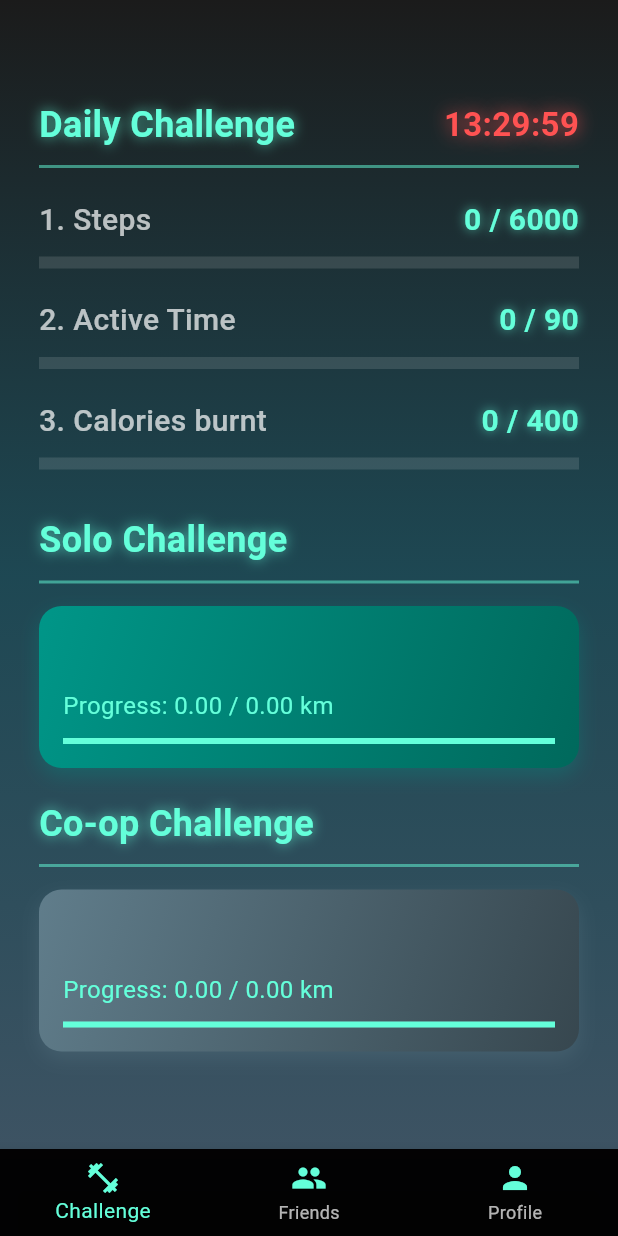
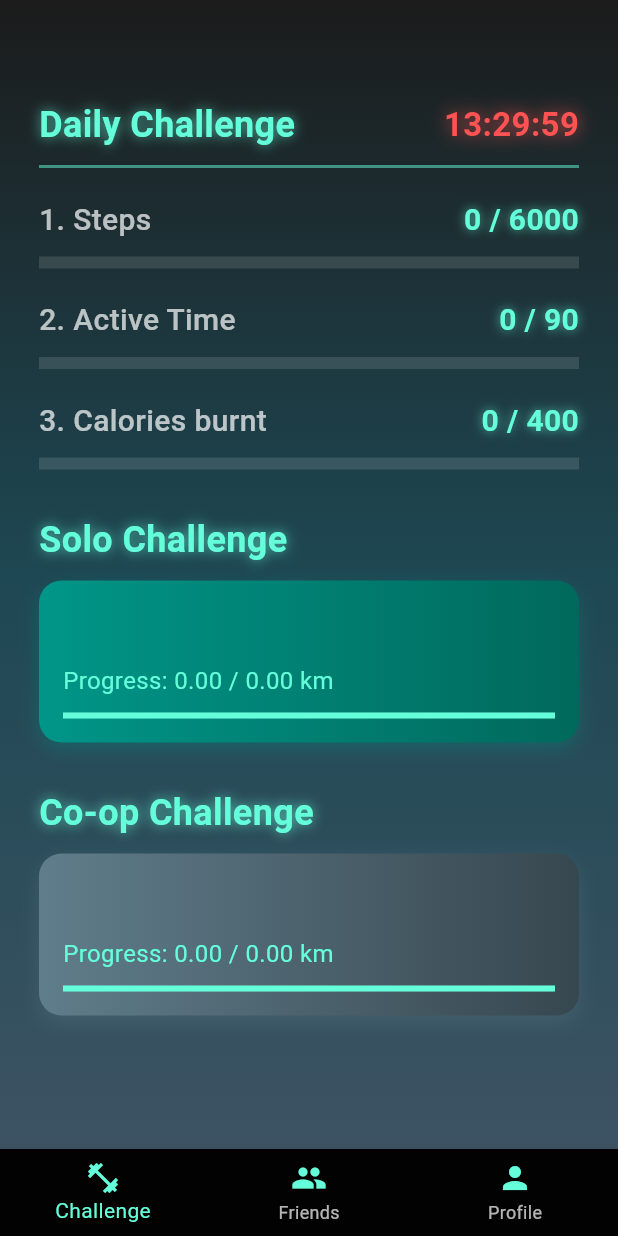
Before and after one commit to 4arif401/rankupfcc, a Flutter app: the ChallengePage screen opened directly, on a phone screen of 412 x 824 dp. Run offline on Flutter 3.47's test engine with Material 3 defaults, Android fonts, the phone set to English and light mode, and no system bars; our stand-ins replace cloud_firestore, firebase_auth, firebase_core, geolocator, pedometer; accounts and stored records are empty.

Commit message:
updated page challenge

```diff
--- a/lib/challenge.dart
+++ b/lib/challenge.dart
@@ -85,6 +85,7 @@ class _ChallengePageState extends State<ChallengePage> {
   @override
   void dispose() {
     _countdownTimer?.cancel(); // Cancel the timer when the widget is disposed
+    steps.removeListener(_updateChallengeProgress);
     super.dispose();
   }
 
@@ -132,14 +133,19 @@ class _ChallengePageState extends State<ChallengePage> {
   }
 
 
-  /// Save accepted challenge to Firebase
+  /// Save Solo Challenge progress
   Future<void> _saveAcceptedChallenge() async {
+    try {
       User? user = FirebaseAuth.instance.currentUser;
-    if (user == null) return;
+      if (user == null || acceptedChallenge == null) return;
 
-    await FirebaseFirestore.instance.collection('Users').doc(user.uid).set({
-      'acceptedChallenge': acceptedChallenge,
-    }, SetOptions(merge: true));
+      await FirebaseFirestore.instance
+          .collection('Users')
+          .doc(user.uid)
+          .set({'acceptedChallenge': acceptedChallenge}, SetOptions(merge: true));
+    } catch (e) {
+      print('Error saving accepted challenge: $e');
+    }
   }
 
   // Friend Selection Modal
@@ -212,43 +218,29 @@ class _ChallengePageState extends State<ChallengePage> {
   }
 
 
-  // Save Co-op Challenge to Firestore
-  Future<void> _saveCoopChallenge(String friendId, Map<String, dynamic> challenge) async {
+  /// Save Co-op Challenge progress
+  Future<void> _saveCoopChallengeProgress() async {
+    try {
       User? user = FirebaseAuth.instance.currentUser;
-    if (user == null) return;
+      if (user == null || acceptedCoopChallenge == null) return;
 
-    Map<String, dynamic> coopChallenge = {
-      'id': challenge['id'],
-      'progress': 0.0,
-      'friendid': friendId,
-      'startStepsKm': stepsToKm(steps.value.toInt()), // Save current steps converted to km
-    };
+      String friendId = acceptedCoopChallenge!['friendid'];
 
-    // Save to current user's document
-    await FirebaseFirestore.instance
-        .collection('Users')
-        .doc(user.uid)
-        .set({'acceptedChallenge2': coopChallenge}, SetOptions(merge: true));
+      // Update both user's and friend's progress
+      await FirebaseFirestore.instance.collection('Users').doc(user.uid).set({
+        'acceptedChallenge2': acceptedCoopChallenge,
+      }, SetOptions(merge: true));
 
-    // Save to friend's document with user's ID as `friendid`
-    await FirebaseFirestore.instance
-        .collection('Users')
-        .doc(friendId)
-        .set({
+      await FirebaseFirestore.instance.collection('Users').doc(friendId).set({
         'acceptedChallenge2': {
-            'id': challenge['id'],
-            'progress': 0.0,
+          'id': acceptedCoopChallenge!['id'],
+          'progress': acceptedCoopChallenge!['progress'],
           'friendid': user.uid,
         },
       }, SetOptions(merge: true));
-
-    setState(() {
-      acceptedCoopChallenge = coopChallenge;
-    });
-
-    ScaffoldMessenger.of(context).showSnackBar(
-      SnackBar(content: Text('Co-op challenge accepted with your friend!')),
-    );
+    } catch (e) {
+      print('Error saving Co-op challenge progress: $e');
+    }
   }
 
   Future<void> _fetchAcceptedCoopChallenge() async {
@@ -268,33 +260,23 @@ class _ChallengePageState extends State<ChallengePage> {
     return steps * 0.0008; // 1 step = 0.0008 km
   }
 
-  /// Update progress for all accepted challenges
+  /// Update progress for Solo and Co-op Challenges
   void _updateChallengeProgress() {
+    double currentKm = stepsToKm(steps.value.toInt());
+
     if (acceptedChallenge != null) {
-      setState(() {
-        double currentKm = stepsToKm(steps.value.toInt()); // Convert steps to km
-        double startKm = acceptedChallenge!['startStepsKm'] ?? 0.0; // Use stored start steps converted to km
-        acceptedChallenge!['progress'] = currentKm - startKm; // Calculate progress
-
-        if (acceptedChallenge!['progress'] < 0) {
-          acceptedChallenge!['progress'] = 0.0; // Ensure progress is not negative
-        }
-      });
-      _saveAcceptedChallenge(); // Save updated progress to Firebase
+      double startKm = acceptedChallenge!['startStepsKm'] ?? 0.0;
+      acceptedChallenge!['progress'] = (currentKm - startKm).clamp(0.0, double.infinity);
+      _saveAcceptedChallenge();
     }
 
     if (acceptedCoopChallenge != null) {
-      setState(() {
-        double currentKm = stepsToKm(steps.value.toInt()); // Convert steps to km
-        double startKm = acceptedCoopChallenge!['startStepsKm'] ?? 0.0; // Use stored start steps converted to km
-        acceptedCoopChallenge!['progress'] = currentKm - startKm; // Calculate progress
+      double startKm = acceptedCoopChallenge!['startStepsKm'] ?? 0.0;
+      acceptedCoopChallenge!['progress'] = (currentKm - startKm).clamp(0.0, double.infinity);
+      _saveCoopChallengeProgress();
+    }
 
-        if (acceptedCoopChallenge!['progress'] < 0) {
-          acceptedCoopChallenge!['progress'] = 0.0; // Ensure progress is not negative
-        }
-      });
-      _saveAcceptedChallenge(); // Save updated co-op progress to Firebase
-    }
+    setState(() {}); // Trigger UI update
   }
 
 
@@ -368,7 +350,16 @@ class _ChallengePageState extends State<ChallengePage> {
             _buildListItem('3. Calories burnt', caloriesBurnt, _totalCaloriesBurnt, screenWidth),
             SizedBox(height: 30), // Space below the Daily Challenge list
 
-            // Accepted Challenge Title and Horizontal Line
+
+
+            Text('Solo Challenge', style: _headerStyle),
+            _buildChallengeCard('Solo Challenge', acceptedChallenge, challengeDetails,
+                Colors.teal.shade500, Colors.teal.shade800),
+            SizedBox(height: 20),
+            Text('Co-op Challenge', style: _headerStyle),
+            _buildChallengeCard('Co-op Challenge', acceptedCoopChallenge, coopChallengeDetails,
+                Colors.blueGrey.shade500, Colors.blueGrey.shade800),
+            /*// Accepted Challenge Title and Horizontal Line
             Text(
               'Solo Challenge',
               style: TextStyle(
@@ -466,7 +457,7 @@ class _ChallengePageState extends State<ChallengePage> {
                     child: _buildGreyContainer(),
                   )
                 : _buildCoopChallengeDetailCard(),
-
+              */
           ],
         ),
       ),
@@ -474,8 +465,15 @@ class _ChallengePageState extends State<ChallengePage> {
     );
   }
 
+  TextStyle get _headerStyle => TextStyle(
+        fontSize: 24,
+        fontWeight: FontWeight.bold,
+        color: Colors.tealAccent,
+        shadows: [Shadow(blurRadius: 10.0, color: Colors.tealAccent.withOpacity(0.7))],
+      );
+
   // Inside the ChallengePage Widget
-  Widget _buildCoopChallengeSection() {
+  /*Widget _buildCoopChallengeSection() {
     return Column(
       crossAxisAlignment: CrossAxisAlignment.start,
       children: [
@@ -522,7 +520,7 @@ class _ChallengePageState extends State<ChallengePage> {
         ),
       ],
     );
-  }
+  }*/
 
   /// Build the container for the accepted challenge
   Widget _buildChallengeDetailCard() {
@@ -669,7 +667,7 @@ class _ChallengePageState extends State<ChallengePage> {
 
   // Helper method to create a grey container with a "+" icon
   /// Build the grey container with "+" icon for selecting a challenge
-  Widget _buildGreyContainer() {
+  /*Widget _buildGreyContainer() {
     return Container(
       height: 100.0,
       decoration: BoxDecoration(
@@ -684,5 +682,54 @@ class _ChallengePageState extends State<ChallengePage> {
         ),
       ),
     );
+  }*/
 }
+
+/// Build UI components for Solo and Co-op Challenges
+  Widget _buildChallengeCard(String title, Map<String, dynamic>? challenge,
+      Map<String, dynamic>? details, Color gradientStart, Color gradientEnd) {
+    if (challenge == null) {
+      return _buildGreyContainer();
     }
+
+    double progress = challenge['progress'] ?? 0.0;
+    double requirement = details?['requirement']?.toDouble() ?? 0.0;
+
+    return Container(
+      margin: EdgeInsets.symmetric(vertical: 10.0),
+      padding: EdgeInsets.all(16.0),
+      decoration: BoxDecoration(
+        gradient: LinearGradient(colors: [gradientStart, gradientEnd]),
+        borderRadius: BorderRadius.circular(15.0),
+        boxShadow: [
+          BoxShadow(color: gradientStart.withOpacity(0.3), blurRadius: 10, offset: Offset(0, 5)),
+        ],
+      ),
+      child: Column(
+        crossAxisAlignment: CrossAxisAlignment.start,
+        children: [
+          Text(details?['title'] ?? 'Unknown Challenge',
+              style: TextStyle(fontSize: 20, fontWeight: FontWeight.bold, color: Colors.white)),
+          SizedBox(height: 10),
+          Text('Progress: ${progress.toStringAsFixed(2)} / ${requirement.toStringAsFixed(2)} km',
+              style: TextStyle(fontSize: 16, color: Colors.tealAccent)),
+          SizedBox(height: 10),
+          LinearProgressIndicator(
+            value: (progress / requirement).clamp(0.0, 1.0),
+            backgroundColor: Colors.white12,
+            valueColor: AlwaysStoppedAnimation<Color>(Colors.tealAccent),
+          ),
+        ],
+      ),
+    );
+  }
+
+  Widget _buildGreyContainer() {
+    return Container(
+      height: 100.0,
+      decoration: BoxDecoration(color: Colors.grey.shade800, borderRadius: BorderRadius.circular(15.0)),
+      child: Center(
+        child: Icon(Icons.add, size: 50.0, color: Colors.tealAccent),
+      ),
+    );
+  }
```
Lines whose indentation alone changed are shown as unchanged.
